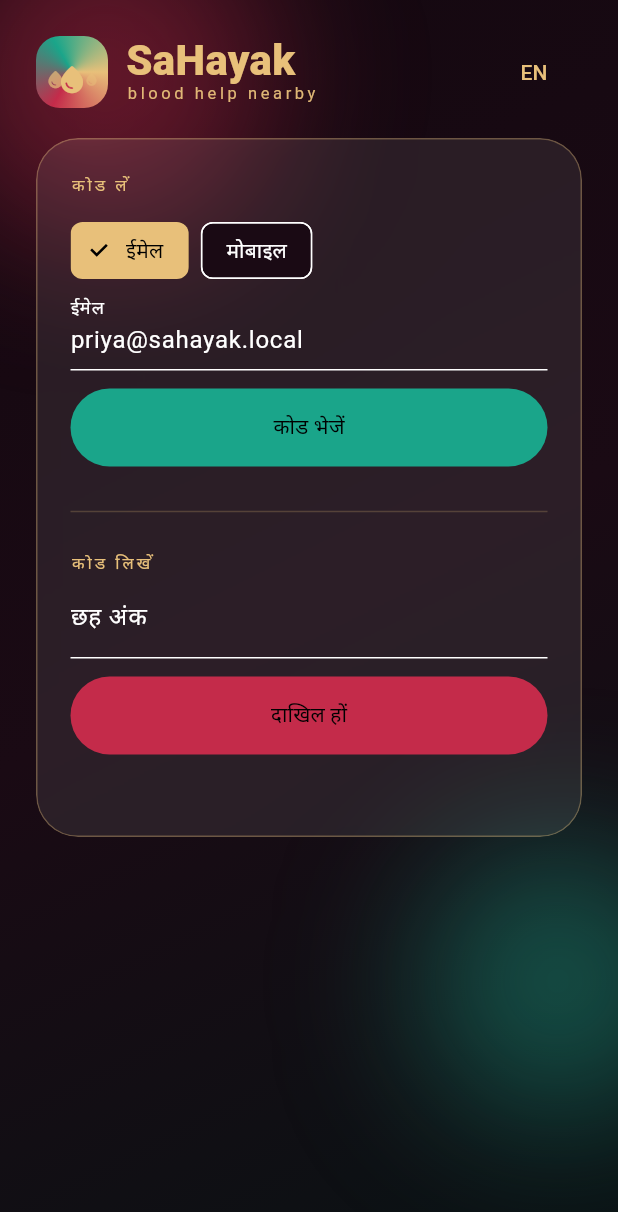
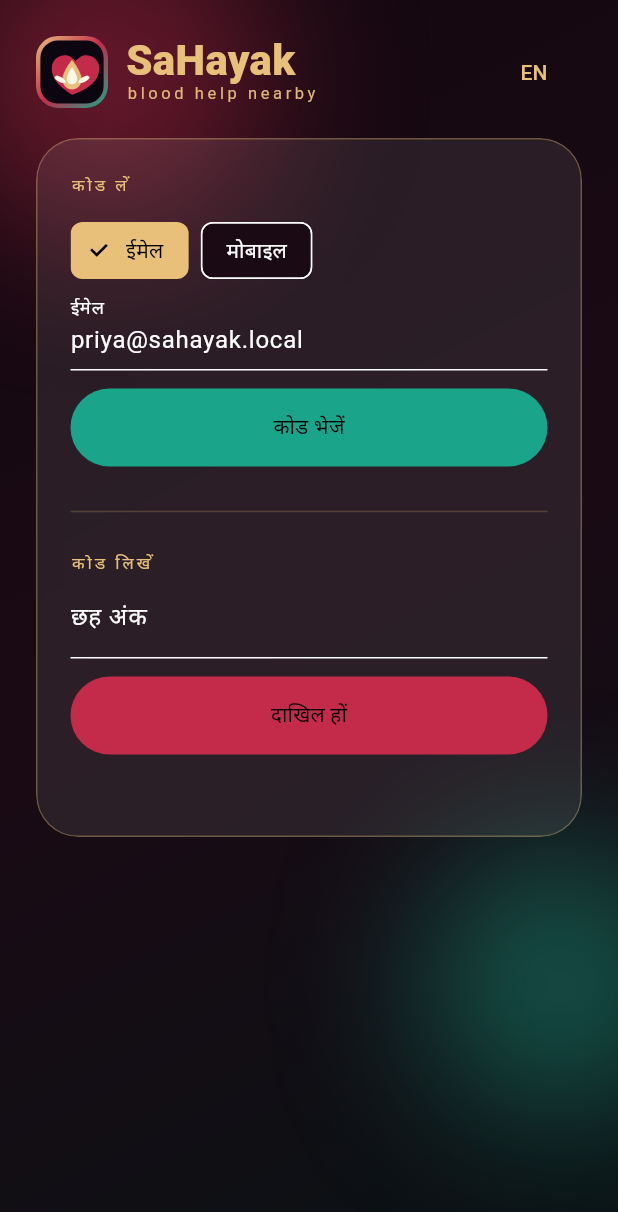
Before and after one commit to SUDEEPTO95/SaHayak, a Flutter app: the screen it shows after launch, after a tap on "हिन्दी", on a phone screen of 412 x 824 dp. Shown: the top 1212 px of the screen. Run offline on Flutter 3.47's test engine with Material 3 defaults, Android fonts, the phone set to English and light mode, and no system bars; our stand-ins replace flutter_map, geolocator, image_picker, latlong2, shared_preferences; network calls fail.

Commit message:
Align SaHayak branding across platforms

```diff
--- a/frontend/mobile/lib/main.dart
+++ b/frontend/mobile/lib/main.dart
@@ -3,6 +3,7 @@ library;
 
 import "dart:convert";
 import "dart:ui";
+import "dart:ui" as ui;
 
 import "package:flutter/material.dart";
 import "package:flutter/services.dart";
@@ -159,11 +160,7 @@ class Mark extends StatelessWidget {
         Container(
           width: 48,
           height: 48,
-          decoration: BoxDecoration(
-            borderRadius: BorderRadius.circular(16),
-            gradient: const SweepGradient(colors: [kGold, kSos, kTrust, kGold]),
-          ),
-          child: const Center(child: ThreeDrops()),
+          child: const SahayakLogo(),
         ),
         const SizedBox(width: 12),
         Expanded(
@@ -196,31 +193,87 @@ class Mark extends StatelessWidget {
 
 const kTaglineSoft = "blood help nearby";
 
-class ThreeDrops extends StatelessWidget {
-  const ThreeDrops({super.key});
+class SahayakLogo extends StatelessWidget {
+  const SahayakLogo({super.key, this.size = 48});
+  final double size;
+
   @override
   Widget build(BuildContext context) {
-    return SizedBox(
-      width: 36,
-      height: 32,
-      child: Stack(
-        alignment: Alignment.bottomCenter,
-        children: [
-          Positioned(
-              left: 0,
-              bottom: 4,
-              child: Icon(Icons.water_drop_rounded,
-                  size: 14, color: kGold.withValues(alpha: 0.7))),
-          Positioned(
-              right: 0,
-              bottom: 6,
-              child: Icon(Icons.water_drop_rounded,
-                  size: 10, color: kGold.withValues(alpha: 0.5))),
-          const Icon(Icons.water_drop_rounded, size: 22, color: kGold),
-        ],
-      ),
+    return SizedBox.square(
+      dimension: size,
+      child: const CustomPaint(painter: _SahayakLogoPainter()),
     );
   }
+}
+
+class _SahayakLogoPainter extends CustomPainter {
+  const _SahayakLogoPainter();
+
+  @override
+  void paint(Canvas canvas, Size size) {
+    canvas.save();
+    canvas.scale(size.width / 82, size.height / 82);
+
+    final outer = RRect.fromLTRBR(0, 0, 82, 82, const Radius.circular(25));
+    canvas.drawRRect(outer, Paint()..color = kInk);
+    canvas.drawRRect(
+      RRect.fromLTRBR(2.5, 2.5, 79.5, 79.5, const Radius.circular(22.5)),
+      Paint()
+        ..shader = const LinearGradient(
+          begin: Alignment.topLeft,
+          end: Alignment.bottomRight,
+          colors: [kGold, kSos, kTrust],
+        ).createShader(const Rect.fromLTWH(0, 0, 82, 82))
+        ..style = PaintingStyle.stroke
+        ..strokeWidth = 5,
+    );
+
+    final heart = ui.Path()
+      ..moveTo(41, 67)
+      ..cubicTo(34, 62, 18, 53, 18, 37)
+      ..cubicTo(18, 28, 25, 22, 33, 22)
+      ..cubicTo(38, 22, 42, 25, 45, 29)
+      ..cubicTo(48, 25, 52, 22, 57, 22)
+      ..cubicTo(65, 22, 72, 28, 72, 37)
+      ..cubicTo(72, 53, 56, 62, 41, 67)
+      ..close();
+    canvas.drawPath(heart, Paint()..color = kSos);
+
+    final drop = ui.Path()
+      ..moveTo(41, 27)
+      ..cubicTo(41, 27, 30, 41, 30, 49)
+      ..cubicTo(30, 56, 35, 61, 41, 61)
+      ..cubicTo(47, 61, 52, 56, 52, 49)
+      ..cubicTo(52, 41, 41, 27, 41, 27)
+      ..close();
+    canvas.drawPath(drop, Paint()..color = kGold);
+
+    final innerDrop = ui.Path()
+      ..moveTo(41, 35)
+      ..cubicTo(41, 35, 35, 44, 35, 49)
+      ..cubicTo(35, 53, 38, 55, 41, 55)
+      ..cubicTo(44, 55, 47, 53, 47, 49)
+      ..cubicTo(47, 44, 41, 35, 41, 35)
+      ..close();
+    canvas.drawPath(innerDrop, Paint()..color = const Color(0xFFFFF7E8));
+
+    final hands = ui.Path()
+      ..moveTo(24, 45)
+      ..cubicTo(28, 46, 33, 49, 34, 53)
+      ..cubicTo(30, 55, 25, 52, 22, 49)
+      ..cubicTo(20, 47, 21, 46, 24, 45)
+      ..close()
+      ..moveTo(58, 45)
+      ..cubicTo(54, 46, 49, 49, 48, 53)
+      ..cubicTo(52, 55, 57, 52, 60, 49)
+      ..cubicTo(62, 47, 61, 46, 58, 45)
+      ..close();
+    canvas.drawPath(hands, Paint()..color = const Color(0xFFFFF7E8));
+    canvas.restore();
+  }
+
+  @override
+  bool shouldRepaint(covariant _SahayakLogoPainter oldDelegate) => false;
 }
 
 class Giant extends StatelessWidget {
@@ -303,7 +356,7 @@ class PauseVeil extends StatelessWidget {
                 child: Column(
                   mainAxisSize: MainAxisSize.min,
                   children: [
-                    const ThreeDrops(),
+                    const SahayakLogo(size: 48),
                     const SizedBox(height: 12),
                     const Text("A SMALL PAUSE",
                         style: TextStyle(
```
Also changed, not shown: 14 other files.
